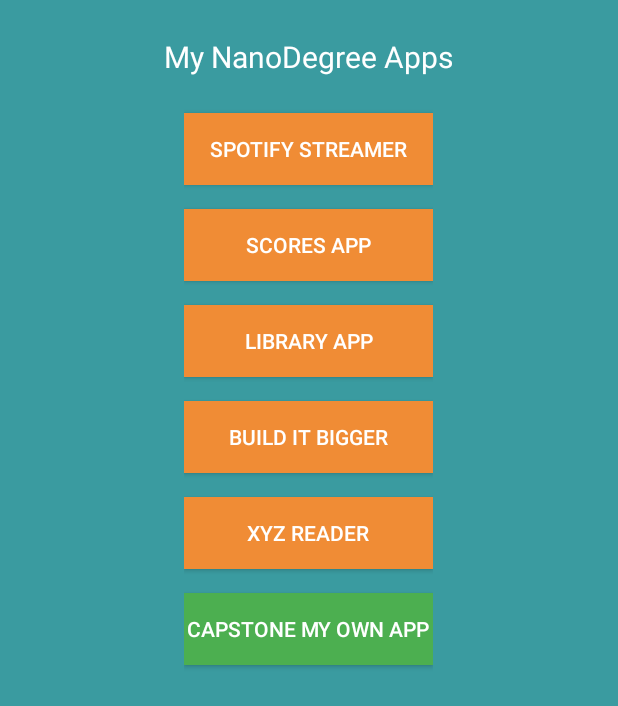
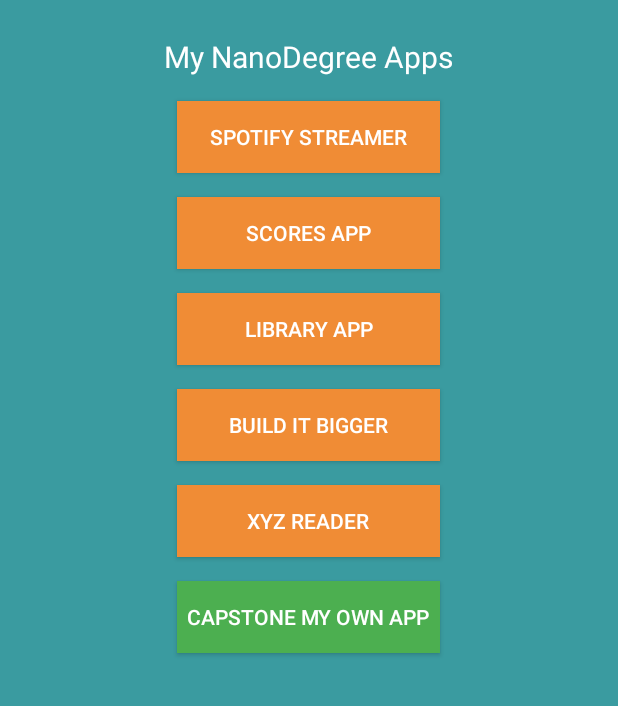
Before and after one commit to Atlas-/udacityportfolio, an Android app: the screen it shows after launch (MainActivity), on a phone screen of 412 x 824 dp. Shown: the top 706 px of the screen. Run offline under Robolectric (Android 15) with nearby library versions, the phone set to English and light mode, and no system bars.

Commit message:
reduced to single parent.

```diff
--- a/app/src/main/res/layout/activity_main.xml
+++ b/app/src/main/res/layout/activity_main.xml
@@ -1,11 +1,13 @@
-<RelativeLayout xmlns:android="http://schemas.android.com/apk/res/android"
+<LinearLayout xmlns:android="http://schemas.android.com/apk/res/android"
     xmlns:tools="http://schemas.android.com/tools"
     android:layout_width="match_parent"
     android:layout_height="match_parent"
+    android:layout_gravity="center"
     android:background="@color/background"
+    android:orientation="vertical"
     android:paddingBottom="@dimen/activity_vertical_margin"
-    android:paddingLeft="@dimen/activity_horizontal_margin"
-    android:paddingRight="@dimen/activity_horizontal_margin"
+    android:paddingLeft="32dp"
+    android:paddingRight="32dp"
     android:paddingTop="@dimen/activity_vertical_margin"
     tools:context=".MainActivity">
 
@@ -13,71 +15,73 @@
         android:id="@+id/title"
         android:layout_width="wrap_content"
         android:layout_height="wrap_content"
-        android:layout_centerHorizontal="true"
+        android:layout_gravity="center"
+        android:layout_marginBottom="8dp"
         android:layout_marginTop="8dp"
         android:text="@string/title"
         android:textColor="@android:color/white"
         android:textSize="20sp" />
 
-    <LinearLayout
-        android:layout_width="wrap_content"
-        android:layout_height="wrap_content"
-        android:layout_below="@id/title"
-        android:layout_centerHorizontal="true"
-        android:layout_marginLeft="16dp"
-        android:layout_marginRight="16dp"
-        android:layout_marginTop="16dp"
-        android:orientation="vertical">
-
     <Button
         android:id="@+id/spotify"
         style="@style/AppTheme.Button"
-            android:layout_width="match_parent"
+        android:layout_width="wrap_content"
         android:layout_height="wrap_content"
+        android:layout_gravity="center"
+        android:layout_marginTop="8dp"
         android:background="@drawable/udacity_button"
+        android:minWidth="175dp"
         android:text="@string/spotify_streamer" />
 
     <Button
         android:id="@+id/scores"
         style="@style/AppTheme.Button"
-            android:layout_width="match_parent"
+        android:layout_width="wrap_content"
         android:layout_height="wrap_content"
+        android:layout_gravity="center"
         android:background="@drawable/udacity_button"
+        android:minWidth="175dp"
         android:text="@string/scores_app" />
 
     <Button
         android:id="@+id/library"
         style="@style/AppTheme.Button"
-            android:layout_width="match_parent"
+        android:layout_width="wrap_content"
         android:layout_height="wrap_content"
+        android:layout_gravity="center"
         android:background="@drawable/udacity_button"
+        android:minWidth="175dp"
         android:text="@string/library_app" />
 
     <Button
         android:id="@+id/build_bigger"
         style="@style/AppTheme.Button"
-            android:layout_width="match_parent"
+        android:layout_width="wrap_content"
         android:layout_height="wrap_content"
+        android:layout_gravity="center"
         android:background="@drawable/udacity_button"
+        android:minWidth="175dp"
         android:text="@string/build_it_bigger" />
 
     <Button
         android:id="@+id/xyz"
         style="@style/AppTheme.Button"
-            android:layout_width="match_parent"
+        android:layout_width="wrap_content"
         android:layout_height="wrap_content"
+        android:layout_gravity="center"
         android:background="@drawable/udacity_button"
+        android:minWidth="175dp"
         android:text="@string/xyx_reader" />
 
     <Button
         android:id="@+id/myApp"
         style="@style/AppTheme.Button"
-            android:layout_width="match_parent"
+        android:layout_width="wrap_content"
         android:layout_height="wrap_content"
+        android:layout_gravity="center"
         android:background="@drawable/primary_button"
+        android:minWidth="175dp"
         android:paddingLeft="2dp"
         android:paddingRight="2dp"
         android:text="@string/capstone" />
 </LinearLayout>
-
-</RelativeLayout>
```
Lines whose indentation alone changed are shown as unchanged.
